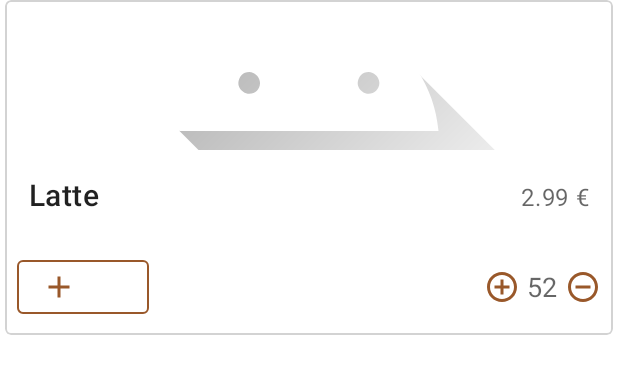
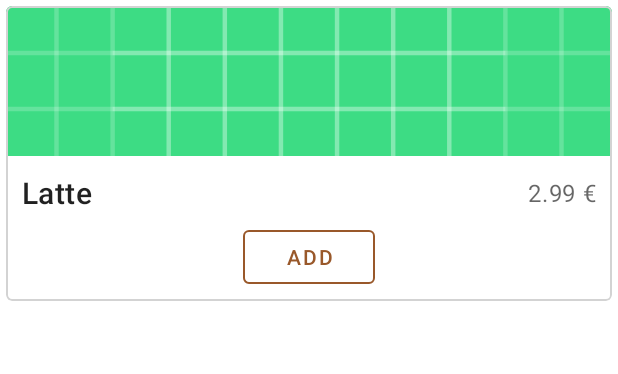
Before and after one commit to miguelalexbt/ACME-Coffee-App, an Android app: the layout list_item.xml on its own in the app's theme, with its tools: preview values and no code run, on a phone screen of 412 x 824 dp. Shown: the top 374 px of the screen. Run offline under Robolectric (Android 15) with nearby library versions, the phone set to English and light mode, and no system bars.

Commit message:
[Client]: Cleaning up list item view

```diff
--- a/client/app/src/main/java/org/feup/cmov/acmeclient/adapter/ItemListAdapter.kt
+++ b/client/app/src/main/java/org/feup/cmov/acmeclient/adapter/ItemListAdapter.kt
@@ -50,7 +50,7 @@ class ItemListAdapter(
                     .error(R.drawable.ic_baseline_remove_circle_outline_24)
                     .fit()
                     .centerCrop()
-                    .into(itemImage);
+                    .into(listItemImage);
 
                 executePendingBindings()
 
--- a/client/app/src/main/java/org/feup/cmov/acmeclient/ui/main/home/HomeFragment.kt
+++ b/client/app/src/main/java/org/feup/cmov/acmeclient/ui/main/home/HomeFragment.kt
@@ -29,7 +29,7 @@ class HomeFragment : Fragment() {
         binding.lifecycleOwner = this
 
         val adapter = ItemListAdapter(object : ClickListener {
-            override fun onItemClick(item: Item) = viewModel.addItem(item)
+            override fun onItemClick(item: Item) = viewModel.toggleItem(item)
         })
 
         binding.homeRecyclerView.adapter = adapter
--- a/client/app/src/main/java/org/feup/cmov/acmeclient/ui/main/home/HomeViewModel.kt
+++ b/client/app/src/main/java/org/feup/cmov/acmeclient/ui/main/home/HomeViewModel.kt
@@ -5,7 +5,6 @@ import androidx.hilt.lifecycle.ViewModelInject
 import androidx.lifecycle.*
 import kotlinx.coroutines.flow.Flow
 import kotlinx.coroutines.flow.combine
-import kotlinx.coroutines.flow.map
 import kotlinx.coroutines.launch
 import org.feup.cmov.acmeclient.data.DataRepository
 import org.feup.cmov.acmeclient.data.Resource
@@ -49,11 +48,11 @@ class HomeViewModel @ViewModelInject constructor(
         }
     }
 
-    fun addItem(item: Item) {
+    fun toggleItem(item: Item) {
         _order.value = _order.value!!
             .toMutableMap()
             .apply {
-                putIfAbsent(item.id, 1)
+                compute(item.id) { _, v -> if (v == null) 1 else null }
             }
     }
 }
--- a/client/app/src/main/java/org/feup/cmov/acmeclient/ui/main/vouchers/VouchersFragment.kt
+++ b/client/app/src/main/java/org/feup/cmov/acmeclient/ui/main/vouchers/VouchersFragment.kt
@@ -7,11 +7,13 @@ import android.view.LayoutInflater
 import android.view.View
 import android.view.ViewGroup
 import android.widget.TextView
+import androidx.fragment.app.activityViewModels
 import androidx.fragment.app.viewModels
 import androidx.lifecycle.Observer
 import dagger.hilt.android.AndroidEntryPoint
 import org.feup.cmov.acmeclient.R
 import org.feup.cmov.acmeclient.adapter.ItemListAdapter
+import org.feup.cmov.acmeclient.data.Status
 import org.feup.cmov.acmeclient.databinding.FragmentHomeBinding
 import org.feup.cmov.acmeclient.databinding.FragmentVouchersBinding
 import org.feup.cmov.acmeclient.ui.main.home.HomeViewModel
@@ -19,44 +21,30 @@ import org.feup.cmov.acmeclient.ui.main.home.HomeViewModel
 @AndroidEntryPoint
 class VouchersFragment : Fragment() {
 
-//    private lateinit var vouchersViewModel: VouchersViewModel
-//
-//    override fun onCreateView(
-//        inflater: LayoutInflater,
-//        container: ViewGroup?,
-//        savedInstanceState: Bundle?
-//    ): View? {
-//        vouchersViewModel =
-//            ViewModelProvider(this).get(VouchersViewModel::class.java)
-//        val root = inflater.inflate(R.layout.fragment_vouchers, container, false)
-//        val textView: TextView = root.findViewById(R.id.text_vouchers)
-//        vouchersViewModel.text.observe(viewLifecycleOwner, Observer {
-//            textView.text = it
-//        })
-//        return root
-//    }
-
-
     private lateinit var binding: FragmentVouchersBinding
 
-    private val viewModel: VouchersViewModel by viewModels()
+//    private val viewModel: VouchersViewModel by viewModels()
+
+    private val viewModel: HomeViewModel by activityViewModels() // viewModels()
 
     override fun onCreateView(
         inflater: LayoutInflater,
         container: ViewGroup?,
         savedInstanceState: Bundle?
     ): View? {
-//        homeViewModel = ViewModelProvider(this).get(HomeViewModel::class.java)
-//        val root = inflater.inflate(R.layout.fragment_home, container, false)
-//        val textView: TextView = root.findViewById(R.id.text_home)
-//        homeViewModel.text.observe(viewLifecycleOwner, Observer {
-//            textView.text = it
-//        })
-
         binding = FragmentVouchersBinding.inflate(inflater, container, false)
         binding.lifecycleOwner = this
-        binding.viewModel = viewModel
+
+        subscribeUi()
 
         return binding.root
     }
+
+    private fun subscribeUi() {
+        viewModel.items.observe(viewLifecycleOwner) {
+            val items = it ?: return@observe
+
+            println("VOUCHERS $items")
+        }
+    }
 }
--- /dev/null
+++ b/client/app/src/main/res/drawable/ic_baseline_remove_24.xml
@@ -0,0 +1,10 @@
+<vector xmlns:android="http://schemas.android.com/apk/res/android"
+    android:width="24dp"
+    android:height="24dp"
+    android:viewportWidth="24"
+    android:viewportHeight="24"
+    android:tint="?attr/colorControlNormal">
+  <path
+      android:fillColor="@android:color/white"
+      android:pathData="M19,13H5v-2h14v2z"/>
+</vector>
--- a/client/app/src/main/res/layout/list_item.xml
+++ b/client/app/src/main/res/layout/list_item.xml
@@ -8,142 +8,81 @@
         <variable name="isChosen" type="Boolean" />
     </data>
 
-    <androidx.constraintlayout.widget.ConstraintLayout
+    <com.google.android.material.card.MaterialCardView
         android:layout_width="match_parent"
         android:layout_height="wrap_content"
-        android:layout_marginStart="3dp"
-        android:layout_marginEnd="3dp"
-        android:layout_marginBottom="6dp">
-
-        <!--        <TextView-->
-        <!--            android:id="@+id/item_title"-->
-        <!--            android:layout_width="match_parent"-->
-        <!--            android:layout_height="wrap_content"-->
-        <!--            android:background="#FA0000"-->
-        <!--            android:gravity="center_horizontal"-->
-        <!--            android:text="@{item.name}"-->
-        <!--            android:textAppearance="@style/TextAppearance.AppCompat.Display1"-->
-        <!--            app:layout_constraintEnd_toEndOf="parent"-->
-        <!--            app:layout_constraintHorizontal_bias="0.5"-->
-        <!--            app:layout_constraintStart_toStartOf="parent"-->
-        <!--            app:layout_constraintTop_toTopOf="parent"-->
-        <!--            tools:text="Latte" />-->
-
-        <com.google.android.material.card.MaterialCardView
-            android:id="@+id/card"
-            android:layout_width="match_parent"
-            android:layout_height="wrap_content"
+        android:layout_margin="4dp"
+        android:clickable="false"
+        android:longClickable="false"
         app:cardElevation="0dp"
-            app:layout_constraintEnd_toEndOf="parent"
-            app:layout_constraintStart_toStartOf="parent"
-            app:layout_constraintTop_toTopOf="parent"
         app:strokeColor="@color/colorLightGray"
         app:strokeWidth="1dp">
 
-            <LinearLayout
+        <androidx.constraintlayout.widget.ConstraintLayout
             android:layout_width="match_parent"
-                android:layout_height="wrap_content"
-                android:orientation="vertical">
+            android:layout_height="wrap_content">
 
-                <!-- Media -->
             <ImageView
-                    android:id="@+id/itemImage"
+                android:id="@+id/list_item_image"
                 android:layout_width="match_parent"
                 android:layout_height="100dp"
                 android:contentDescription="@{item.name}"
                 android:scaleType="centerCrop"
-                    app:srcCompat="@drawable/ic_launcher_foreground" />
+                app:layout_constraintEnd_toEndOf="parent"
+                app:layout_constraintStart_toStartOf="parent"
+                app:layout_constraintTop_toTopOf="parent"
+                app:srcCompat="@drawable/ic_launcher_background" />
 
-                <LinearLayout
-                    android:layout_width="match_parent"
-                    android:layout_height="wrap_content"
-                    android:orientation="horizontal"
-                    android:padding="16dp">
-
-                    <!-- Title, secondary and supporting text -->
             <TextView
+                android:id="@+id/list_item_name"
                 android:layout_width="wrap_content"
                 android:layout_height="wrap_content"
+                android:padding="5dp"
                 android:text="@{item.name}"
                 android:textAppearance="?attr/textAppearanceHeadline6"
                 tools:text="Latte" />
 
-                    <Space
-                        android:layout_width="0dp"
-                        android:layout_height="wrap_content"
-                        android:layout_weight="1" />
-
             <TextView
+                android:id="@+id/list_item_price"
                 android:layout_width="wrap_content"
                 android:layout_height="wrap_content"
+                android:padding="5dp"
                 android:text="@{item.price+`€`}"
                 android:textAppearance="?attr/textAppearanceBody1"
                 android:textColor="?android:attr/textColorSecondary"
                 tools:text="2.99 €" />
 
-                </LinearLayout>
-
-                <!-- Buttons -->
-                <LinearLayout
+            <androidx.constraintlayout.helper.widget.Flow
+                android:id="@+id/list_item_flow"
                 android:layout_width="match_parent"
                 android:layout_height="wrap_content"
-                    android:layout_gravity="fill_horizontal"
-                    android:layout_margin="8dp"
-                    android:orientation="horizontal">
+                android:layout_marginTop="5dp"
+                android:layout_marginHorizontal="5dp"
+                app:constraint_referenced_ids="list_item_name,list_item_price"
+                app:flow_wrapMode="chain"
+                app:flow_horizontalStyle="spread_inside"
+                app:flow_maxElementsWrap="2"
+                app:layout_constraintTop_toBottomOf="@id/list_item_image"
+                app:layout_constraintStart_toStartOf="parent"
+                app:layout_constraintEnd_toEndOf="parent"
+                />
 
             <com.google.android.material.button.MaterialButton
                 android:id="@+id/list_item_add"
                 style="?attr/materialButtonOutlinedStyle"
                 android:layout_width="wrap_content"
                 android:layout_height="wrap_content"
-                        android:text="@{isChosen ? @string/remove_item_from_cart : @string/add_item_to_cart}"
-                        app:icon="@drawable/ic_baseline_add_24"
+                android:layout_marginBottom="5dp"
+                android:text="@{isChosen ? @string/remove_item : @string/add_item}"
+                app:icon="@{isChosen ? @drawable/ic_baseline_remove_24 :@drawable/ic_baseline_add_24}"
+                app:layout_constraintTop_toBottomOf="@id/list_item_flow"
+                app:layout_constraintBottom_toBottomOf="parent"
+                app:layout_constraintStart_toStartOf="parent"
+                app:layout_constraintEnd_toEndOf="parent"
                 app:strokeColor="@color/colorPrimary"
-                        app:strokeWidth="1dp" />
-
-                    <Space
-                        android:layout_width="0dp"
-                        android:layout_height="wrap_content"
-                        android:layout_weight="1" />
-
-                    <ImageButton
-                        android:layout_width="wrap_content"
-                        android:layout_height="match_parent"
-                        android:layout_gravity="center_vertical"
-                        android:background="?attr/selectableItemBackgroundBorderless"
-                        android:contentDescription="@string/increaseItem"
-                        android:paddingTop="4dp"
-                        android:paddingBottom="4dp"
-                        android:scaleType="fitCenter"
-                        android:src="@drawable/ic_baseline_add_circle_outline_24"
-                        android:tint="@color/colorPrimary" />
-
-                    <TextView
-                        android:id="@+id/itemQuantity"
-                        android:layout_width="30dp"
-                        android:layout_height="match_parent"
-                        android:gravity="center|center_horizontal|center_vertical"
-                        android:text="0"
-                        android:textAppearance="@style/TextAppearance.AppCompat.Medium"
-                        tools:text="52" />
-
-                    <ImageButton
-                        android:layout_width="wrap_content"
-                        android:layout_height="match_parent"
-                        android:layout_gravity="center_vertical"
-                        android:background="?attr/selectableItemBackgroundBorderless"
-                        android:contentDescription="@string/decreaseItem"
-                        android:paddingTop="4dp"
-                        android:paddingBottom="4dp"
-                        android:scaleType="fitCenter"
-                        android:src="@drawable/ic_baseline_remove_circle_outline_24"
-                        android:tint="@color/colorPrimary" />
-
-                </LinearLayout>
-
-            </LinearLayout>
-
-        </com.google.android.material.card.MaterialCardView>
+                app:strokeWidth="1dp"
+                tools:text="ADD" />
 
         </androidx.constraintlayout.widget.ConstraintLayout>
+    </com.google.android.material.card.MaterialCardView>
 </layout>
--- a/client/app/src/main/res/values/strings.xml
+++ b/client/app/src/main/res/values/strings.xml
@@ -33,10 +33,11 @@
     <string name="error_invalid">This field is invalid</string>
 
     <!--List Item-->
-    <string name="add_item_to_cart">ADD</string>
-    <string name="remove_item_from_cart">REMOVE</string>
-    <string name="decreaseItem">decreaseItem</string>
-    <string name="increaseItem">increaseItem</string>
+    <string name="add_item">ADD</string>
+    <string name="remove_item">REMOVE</string>
+
+<!--    <string name="decreaseItem">decreaseItem</string>-->
+<!--    <string name="increaseItem">increaseItem</string>-->
 
     <string name="error_no_items">No items available</string>
     <string name="error_fetch_items">An error has occurred</string>
```
Lines whose indentation alone changed are shown as unchanged.
